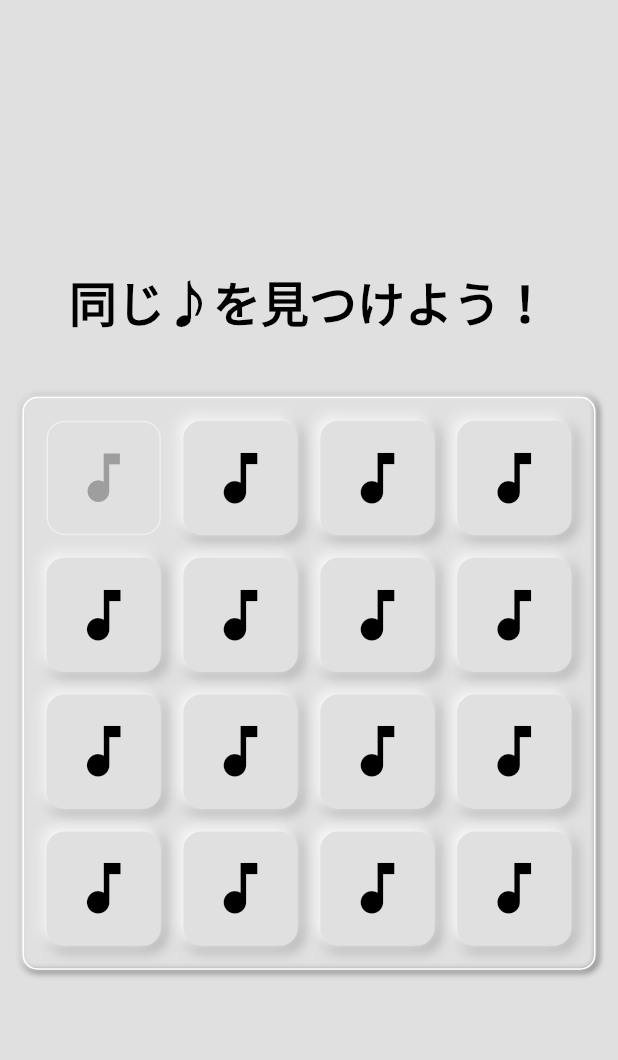
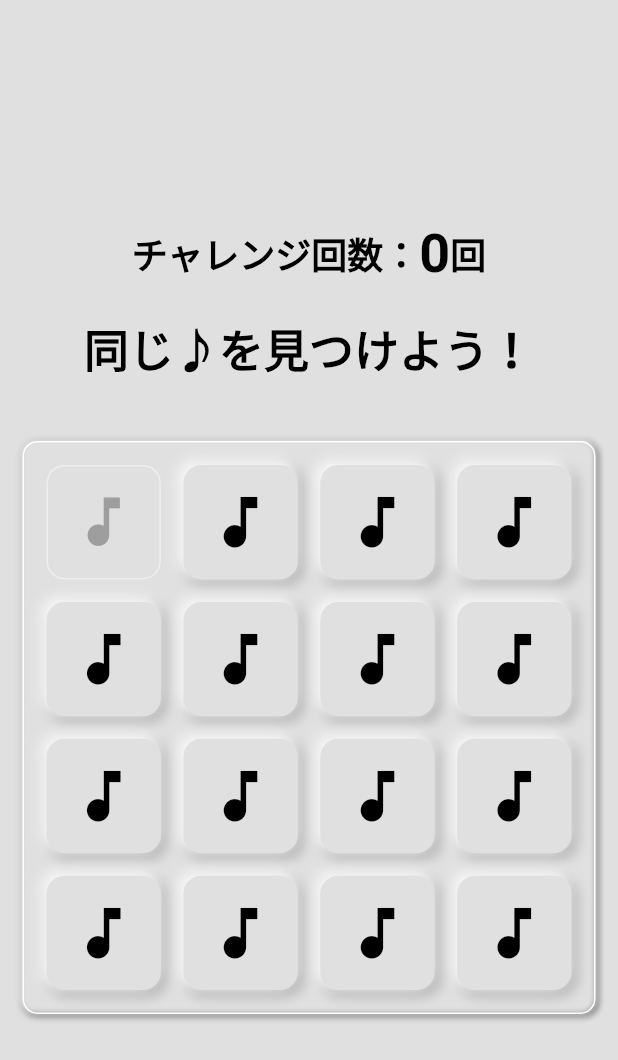
Before and after one commit to myzw1030/soundMatchApp, a Flutter app: the GamePage screen opened directly, after a tap on the "music note" icon, on a phone screen of 412 x 824 dp. Shown: the top 1060 px of the screen. Run offline on Flutter 3.47's test engine with Material 2 defaults, Android fonts, the phone set to English and light mode, and no system bars; our stand-ins replace audioplayers, flutter_riverpod.

Commit message:
カウントつけた

```diff
--- a/lib/component/sound_button.dart
+++ b/lib/component/sound_button.dart
@@ -14,7 +14,7 @@ enum MatchingStatus {
   initial, // 初期値
   correct, // 正解
   incorrect, // 不正解
-  waitingForAnswer, //回答待ち
+  clear, // ゲームクリア
 }
 
 // 効果音を格納
@@ -28,6 +28,9 @@ final firstButtonStateProvider =
     StateProvider<_SoundButtonState?>((ref) => null);
 final secondButtonStateProvider =
     StateProvider<_SoundButtonState?>((ref) => null);
+
+// カウント
+final countProvider = StateProvider<int>((ref) => 0);
 
 class SoundButton extends ConsumerStatefulWidget {
   const SoundButton({
@@ -94,8 +97,12 @@ class _SoundButtonState extends ConsumerState<SoundButton> {
     });
   }
 
+  // カウンター
+  void pressedCounter() {
+    ref.watch(countProvider.notifier).state++;
+  }
+
   // 出題との音判定
-
   void soundMatch() {
     final firstSound = ref.read(firstPressedSoundProvider.notifier).state;
     final secondSound = ref.read(secondPressedSoundProvider.notifier).state;
@@ -132,29 +139,25 @@ class _SoundButtonState extends ConsumerState<SoundButton> {
         firstButton?.changeAbsorbing();
         secondButton?.changeAbsorbing();
 
-        // 時間差でテキストを初期に戻す
-        Timer(const Duration(seconds: 1), () {
-          ref.read(matchingProvider.notifier).state = MatchingStatus.initial;
-        });
-
         // 一致した効果音は配列へ格納
         final currentMatchedSounds =
             ref.read(matchedSoundsProvider.notifier).state;
         currentMatchedSounds.add(widget.soundFilePath);
         ref.read(matchedSoundsProvider.notifier).state = currentMatchedSounds;
-        print(currentMatchedSounds);
 
         // 格納された配列と元々のsoundsListsを比較
         final soundsLists = ref.read(soundsListsProvider).soundLists;
-
         final deepEq = const DeepCollectionEquality.unordered().equals;
-        print('soundsLists:$soundsLists');
-        print('currentMatchedSounds:$currentMatchedSounds');
-        print(deepEq(currentMatchedSounds, soundsLists));
+        // print('currentMatchedSounds:$currentMatchedSounds');
+        // print(deepEq(currentMatchedSounds, soundsLists));
         if (deepEq(currentMatchedSounds, soundsLists)) {
           print('全てクリア');
+          ref.read(matchingProvider.notifier).state = MatchingStatus.clear;
         } else {
-          print('まだまだ');
+          // 時間差でテキストを初期に戻す
+          Timer(const Duration(seconds: 1), () {
+            ref.read(matchingProvider.notifier).state = MatchingStatus.initial;
+          });
         }
       } else {
         print('不一致');
@@ -169,6 +172,7 @@ class _SoundButtonState extends ConsumerState<SoundButton> {
           ref.read(matchingProvider.notifier).state = MatchingStatus.initial;
         });
       }
+      pressedCounter();
 
       // リセット
       ref.read(firstPressedSoundProvider.notifier).state = null;
--- a/lib/page/game_page.dart
+++ b/lib/page/game_page.dart
@@ -17,11 +17,11 @@ class _GamePageState extends ConsumerState<GamePage> {
   String matchingText(MatchingStatus status) {
     switch (status) {
       case MatchingStatus.correct:
-        return '正解！！';
+        return '正解♪';
       case MatchingStatus.incorrect:
-        return '不正解';
-      case MatchingStatus.waitingForAnswer:
-        return '♪を押してね！';
+        return '不正解♪';
+      case MatchingStatus.clear:
+        return 'ゲームクリア♪';
       case MatchingStatus.initial:
       default:
         return '同じ♪を見つけよう！';
@@ -45,6 +45,7 @@ class _GamePageState extends ConsumerState<GamePage> {
   @override
   Widget build(BuildContext context) {
     final isMatching = ref.watch(matchingProvider);
+    final pressedCount = ref.watch(countProvider);
     return Scaffold(
       body: Container(
         color: Colors.grey.shade300,
@@ -54,11 +55,41 @@ class _GamePageState extends ConsumerState<GamePage> {
             child: Column(
               mainAxisAlignment: MainAxisAlignment.center,
               children: [
+                Row(
+                  mainAxisAlignment: MainAxisAlignment.center,
+                  children: [
+                    const Text(
+                      'チャレンジ回数：',
+                      style: TextStyle(
+                        fontSize: 24,
+                        color: Colors.black,
+                        fontWeight: FontWeight.bold,
+                      ),
+                    ),
+                    Text(
+                      '$pressedCount',
+                      style: const TextStyle(
+                        fontSize: 36,
+                        color: Colors.black,
+                        fontWeight: FontWeight.bold,
+                      ),
+                    ),
+                    const Text(
+                      '回',
+                      style: TextStyle(
+                        fontSize: 24,
+                        color: Colors.black,
+                        fontWeight: FontWeight.bold,
+                      ),
+                    ),
+                  ],
+                ),
+                const SizedBox(height: 20),
                 Text(
                   matchingText(isMatching),
                   textAlign: TextAlign.center,
                   style: const TextStyle(
-                    fontSize: 32,
+                    fontSize: 30,
                     color: Colors.black,
                     fontWeight: FontWeight.bold,
                   ),
--- a/pubspec.yaml
+++ b/pubspec.yaml
@@ -19,6 +19,7 @@ dependencies:
   audioplayers: ^4.1.0
   flutter_riverpod: ^2.3.7
   custom_lint: ^0.2.5
+  collection: ^1.17.2
 
 dev_dependencies:
   flutter_test:
```
Also changed, not shown: pubspec.lock.
